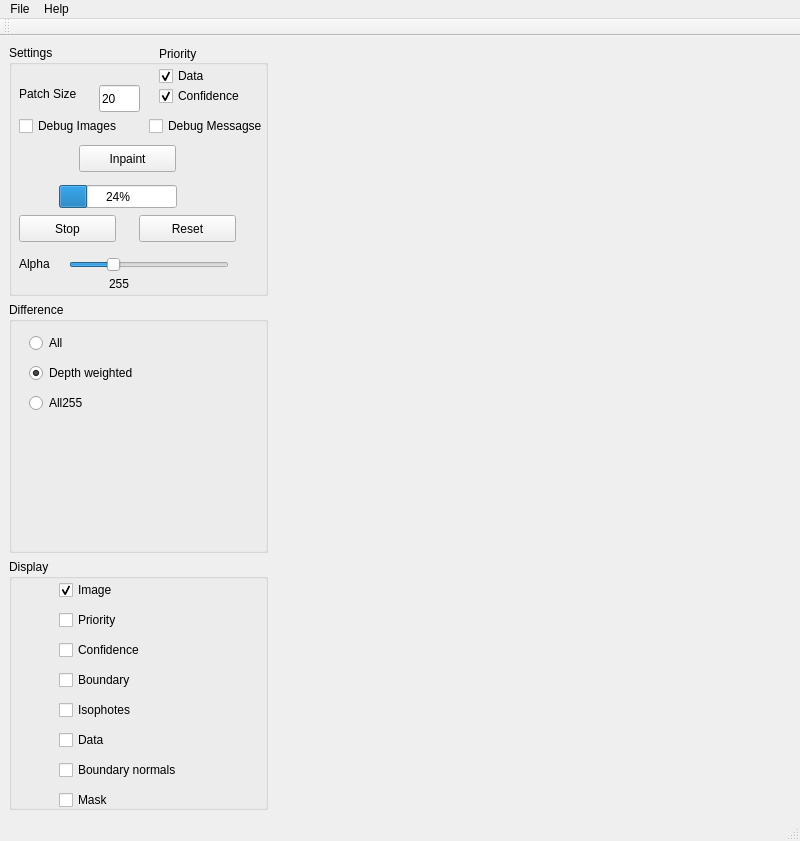
daviddoria/PatchBasedInpainting, file Form.ui: the form before one commit.
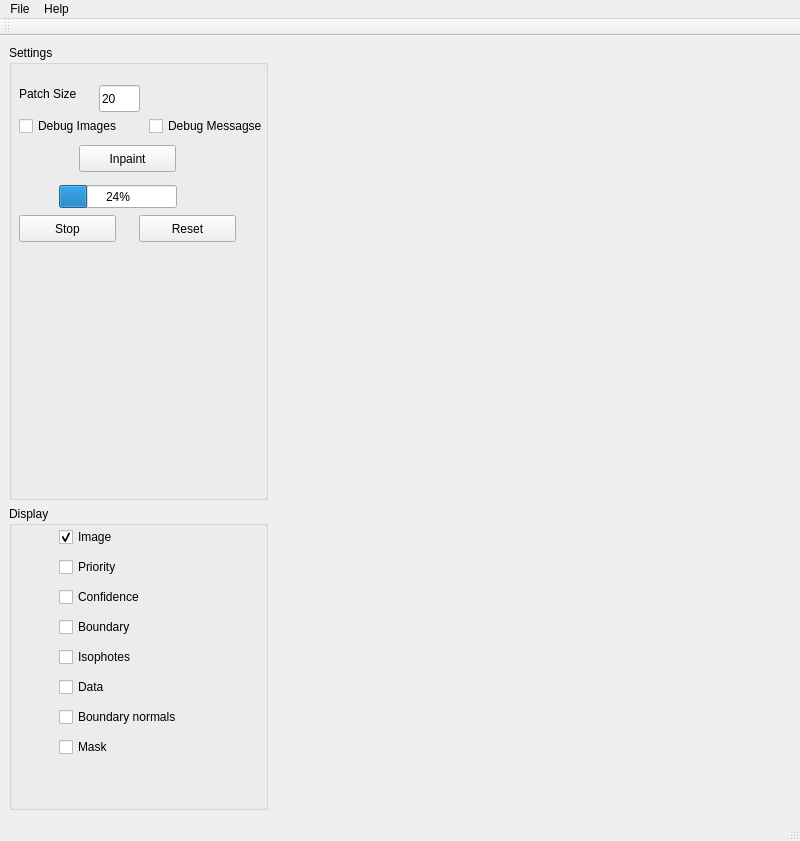
The form after the commit. Custom widgets are drawn as their Qt base class.

What changed in the file:
```diff
--- a/Form.ui
+++ b/Form.ui
@@ -18,7 +18,7 @@
     <item row="0" column="0">
      <layout class="QHBoxLayout" name="horizontalLayout" stretch="1,2">
       <item>
-       <layout class="QVBoxLayout" name="verticalLayout">
+       <layout class="QVBoxLayout" name="verticalLayout" stretch="3,2">
         <item>
          <widget class="QGroupBox" name="groupBox">
           <property name="title">
@@ -92,54 +92,6 @@
             <string>Debug Messagse</string>
            </property>
           </widget>
-          <widget class="QSlider" name="sldAlpha">
-           <property name="geometry">
-            <rect>
-             <x>60</x>
-             <y>210</y>
-             <width>160</width>
-             <height>19</height>
-            </rect>
-           </property>
-           <property name="minimum">
-            <number>1</number>
-           </property>
-           <property name="maximum">
-            <number>1000</number>
-           </property>
-           <property name="value">
-            <number>255</number>
-           </property>
-           <property name="orientation">
-            <enum>Qt::Horizontal</enum>
-           </property>
-          </widget>
-          <widget class="QLabel" name="label_2">
-           <property name="geometry">
-            <rect>
-             <x>10</x>
-             <y>210</y>
-             <width>67</width>
-             <height>17</height>
-            </rect>
-           </property>
-           <property name="text">
-            <string>Alpha</string>
-           </property>
-          </widget>
-          <widget class="QLabel" name="lblAlpha">
-           <property name="geometry">
-            <rect>
-             <x>100</x>
-             <y>230</y>
-             <width>67</width>
-             <height>17</height>
-            </rect>
-           </property>
-           <property name="text">
-            <string>255</string>
-           </property>
-          </widget>
           <widget class="QPushButton" name="btnStop">
            <property name="geometry">
             <rect>
@@ -166,38 +118,6 @@
             <string>Reset</string>
            </property>
           </widget>
-          <widget class="QCheckBox" name="chkUseData">
-           <property name="geometry">
-            <rect>
-             <x>150</x>
-             <y>20</y>
-             <width>95</width>
-             <height>22</height>
-            </rect>
-           </property>
-           <property name="text">
-            <string>Data</string>
-           </property>
-           <property name="checked">
-            <bool>true</bool>
-           </property>
-          </widget>
-          <widget class="QCheckBox" name="chkUseConfidence">
-           <property name="geometry">
-            <rect>
-             <x>150</x>
-             <y>40</y>
-             <width>111</width>
-             <height>22</height>
-            </rect>
-           </property>
-           <property name="text">
-            <string>Confidence</string>
-           </property>
-           <property name="checked">
-            <bool>true</bool>
-           </property>
-          </widget>
           <widget class="QCheckBox" name="chkDebugImages">
            <property name="geometry">
             <rect>
@@ -211,68 +131,6 @@
             <string>Debug Images</string>
            </property>
           </widget>
-          <widget class="QLabel" name="label_3">
-           <property name="geometry">
-            <rect>
-             <x>150</x>
-             <y>0</y>
-             <width>67</width>
-             <height>17</height>
-            </rect>
-           </property>
-           <property name="text">
-            <string>Priority</string>
-           </property>
-          </widget>
-         </widget>
-        </item>
-        <item>
-         <widget class="QGroupBox" name="groupBox_3">
-          <property name="title">
-           <string>Difference</string>
-          </property>
-          <widget class="QRadioButton" name="radDifferenceAll">
-           <property name="geometry">
-            <rect>
-             <x>20</x>
-             <y>30</y>
-             <width>114</width>
-             <height>22</height>
-            </rect>
-           </property>
-           <property name="text">
-            <string>All</string>
-           </property>
-          </widget>
-          <widget class="QRadioButton" name="radDifferenceDepth">
-           <property name="geometry">
-            <rect>
-             <x>20</x>
-             <y>60</y>
-             <width>161</width>
-             <height>22</height>
-            </rect>
-           </property>
-           <property name="text">
-            <string>Depth weighted</string>
-           </property>
-           <property name="checked">
-            <bool>true</bool>
-           </property>
-          </widget>
-          <widget class="QRadioButton" name="radAll255">
-           <property name="geometry">
-            <rect>
-             <x>20</x>
-             <y>90</y>
-             <width>114</width>
-             <height>22</height>
-            </rect>
-           </property>
-           <property name="text">
-            <string>All255</string>
-           </property>
-          </widget>
          </widget>
         </item>
         <item>
```
Left out of the diff: 19 changed lines with no effect on the pictures.
